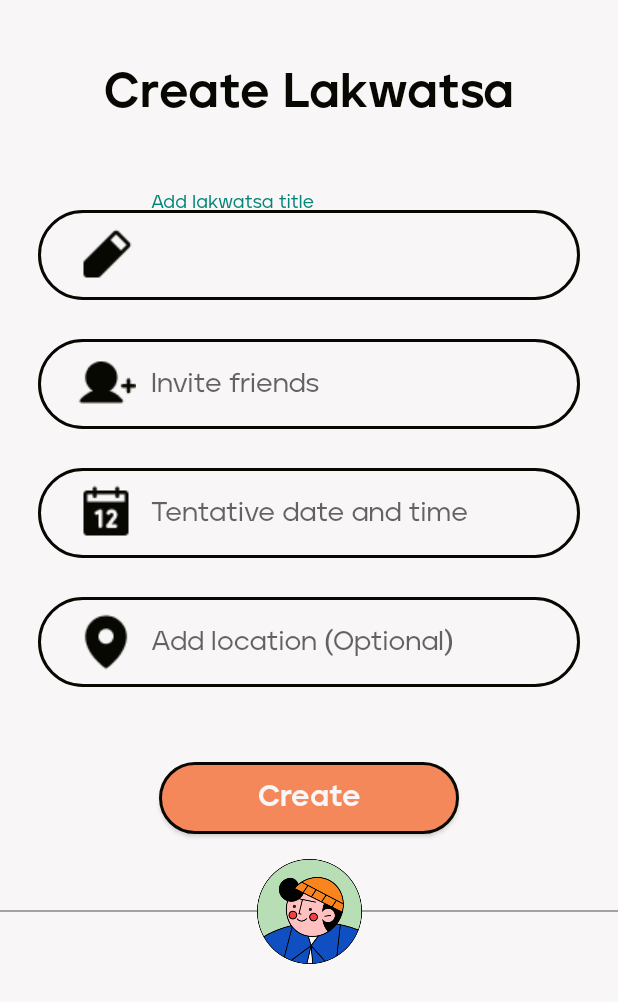
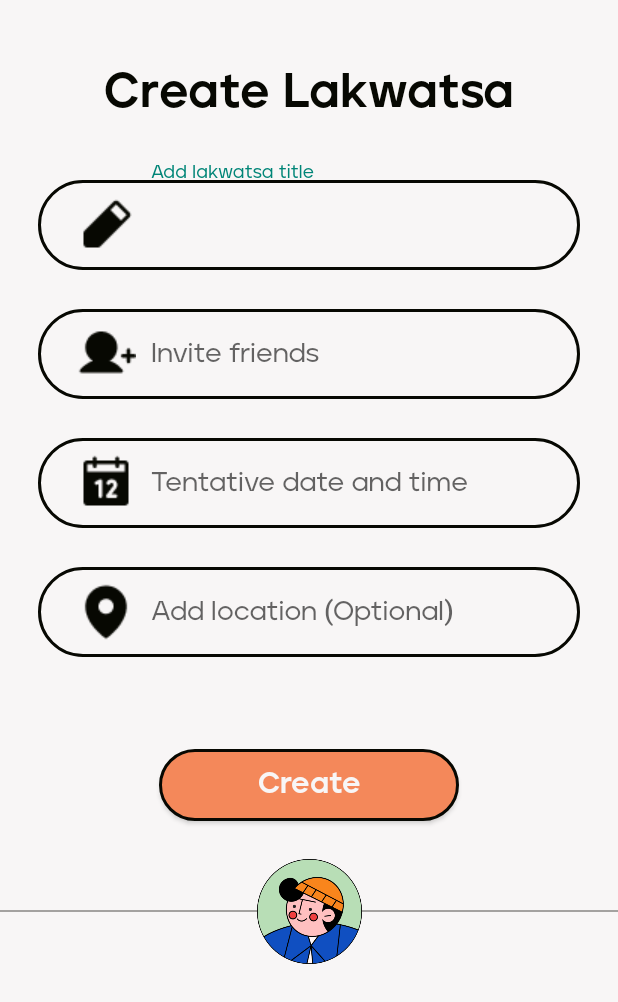
Before and after one commit to LanzL20/MOBDEVE_Tara_Na_Application, an Android app built with Jetpack Compose: the LakwatsaCreateActivity screen opened directly, with no data from a screen before it, on a phone screen of 412 x 824 dp, the part 234-1236 px from its top. Run offline under Robolectric (Android 15) with nearby library versions, the phone set to English and light mode, and no system bars.

Commit message:
finished scroll views

```diff
--- a/app/src/main/java/com/mobdeve/s13/lim/pacheco/tan/tarana/FriendsViewActivity.kt
+++ b/app/src/main/java/com/mobdeve/s13/lim/pacheco/tan/tarana/FriendsViewActivity.kt
@@ -14,7 +14,6 @@ class FriendsViewActivity: AppCompatActivity() {
         setContentView(viewBinding.root)
 
         viewBinding.activityFriendsViewAddBtn.setOnClickListener {
-
             val intent = Intent(this, FriendsAddActivity::class.java)
             startActivity(intent)
         }
--- a/app/src/main/res/layout/activity_friends_view.xml
+++ b/app/src/main/res/layout/activity_friends_view.xml
@@ -224,7 +224,7 @@
         android:layout_marginLeft="25dp"
         android:layout_marginTop="20dp"
         android:layout_marginRight="25dp"
-        android:layout_marginBottom="15dp"
+        android:layout_marginBottom="25dp"
         android:background="@drawable/btn_round_orange_30"
         android:fontFamily="@font/jeko_demo_extrabold"
         android:text="Add Friends"
--- a/app/src/main/res/layout/activity_lakwatsa_create.xml
+++ b/app/src/main/res/layout/activity_lakwatsa_create.xml
@@ -64,7 +64,7 @@
     </androidx.constraintlayout.widget.ConstraintLayout>
 
     <LinearLayout
-        android:id="@+id/activity_lakwatsa_create_ll"
+        android:id="@+id/activity_lakwatsa_create_title_ll"
         android:layout_width="match_parent"
         android:layout_height="wrap_content"
         android:layout_marginTop="45dp"
@@ -76,7 +76,7 @@
             android:id="@+id/activity_plakwatsa_create_tv"
             android:layout_width="match_parent"
             android:layout_height="wrap_content"
-            android:layout_marginBottom="50dp"
+            android:layout_marginBottom="30dp"
             android:layout_marginLeft="25dp"
             android:layout_marginRight="25dp"
             android:fontFamily="@font/jeko_demo_extrabold"
@@ -85,6 +85,22 @@
             android:textAllCaps="false"
             android:textColor="#070802"
             android:textSize="32sp" />
+
+    </LinearLayout>
+
+    <ScrollView
+        android:id="@+id/activity_lakwatsa_create_sv"
+        android:layout_width="match_parent"
+        android:layout_height="0dp"
+        app:layout_constraintTop_toBottomOf="@id/activity_lakwatsa_create_title_ll"
+        app:layout_constraintBottom_toTopOf="@id/activity_lakwatsa_create_btn"
+        android:fillViewport="true">
+
+    <LinearLayout
+        android:id="@+id/activity_lakwatsa_create_ll"
+        android:layout_width="match_parent"
+        android:layout_height="wrap_content"
+        android:orientation="vertical">
 
         <com.google.android.material.textfield.TextInputLayout
             android:id="@+id/activity_lakwatsa_create_etl_title"
@@ -157,7 +173,6 @@
                 android:drawablePadding="10dp"/>
         </com.google.android.material.textfield.TextInputLayout>
 
-
         <com.google.android.material.textfield.TextInputLayout
             android:id="@+id/activity_datetime_etl_location"
             android:layout_width="match_parent"
@@ -182,11 +197,19 @@
                 android:drawablePadding="10dp"/>
         </com.google.android.material.textfield.TextInputLayout>
 
+
+
+    </LinearLayout>
+    </ScrollView>
+
     <Button
-            android:id="@+id/activity_lakwatsa_create_delete_btn"
+        android:id="@+id/activity_lakwatsa_create_btn"
         android:layout_width="200dp"
         android:layout_height="wrap_content"
         android:layout_gravity="center"
+        app:layout_constraintBottom_toTopOf="@id/profile_user1"
+        app:layout_constraintStart_toStartOf="parent"
+        app:layout_constraintEnd_toEndOf="parent"
         android:layout_marginLeft="25dp"
         android:layout_marginTop="50dp"
         android:layout_marginRight="25dp"
@@ -197,8 +220,6 @@
         android:textAllCaps="false"
         android:textColor="#F8F6F6"
         android:textSize="20sp" />
-
-    </LinearLayout>
 
     <View
         android:id="@+id/back_profile_line"
--- a/app/src/main/res/layout/activity_schedule_main.xml
+++ b/app/src/main/res/layout/activity_schedule_main.xml
@@ -104,8 +104,8 @@
 
         <ImageButton
             android:id="@+id/activity_schedule_main_ib"
-            android:layout_width="40dp"
-            android:layout_height="40dp"
+            android:layout_width="30dp"
+            android:layout_height="30dp"
             android:layout_marginEnd="28dp"
             android:background="?android:attr/selectableItemBackgroundBorderless"
             android:scaleType="centerInside"
```
Also changed, not shown: app/src/main/AndroidManifest.xml (+6 -3 lines), app/src/main/java/com/mobdeve/s13/lim/pacheco/tan/tarana/ScheduleMainActivity.kt (+17 -0 lines), app/src/main/res/layout/activity_lakwatsa_upcoming.xml (+15 -1 lines), app/src/main/res/layout/modal_schedule_add_event.xml (+6 -6 lines), gradle/libs.versions.toml (line endings or trailing spaces). Lines whose indentation alone changed are shown as unchanged.
